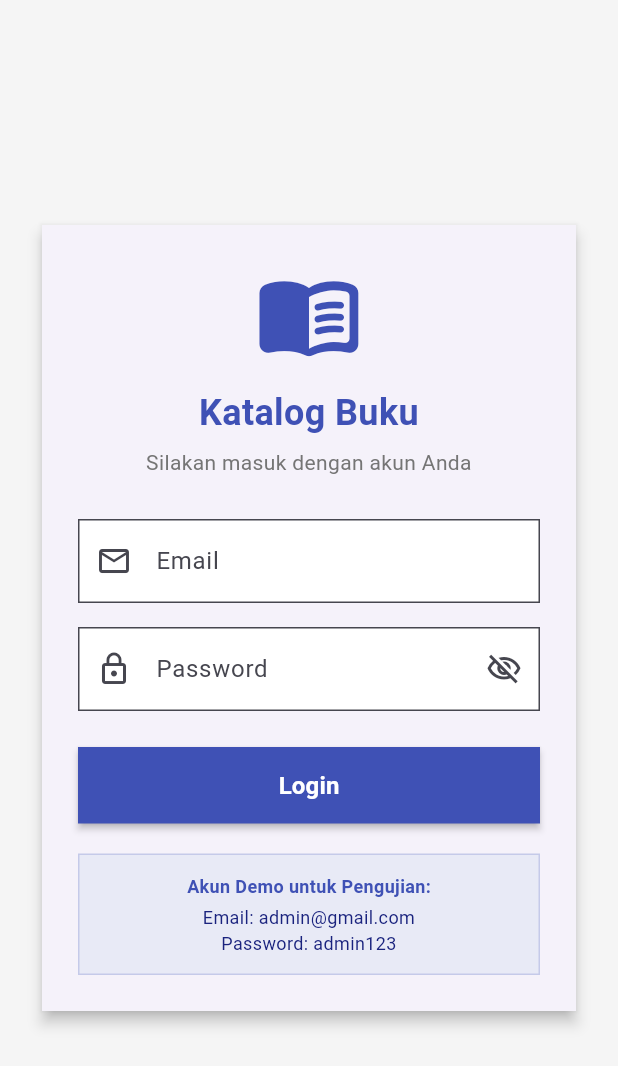
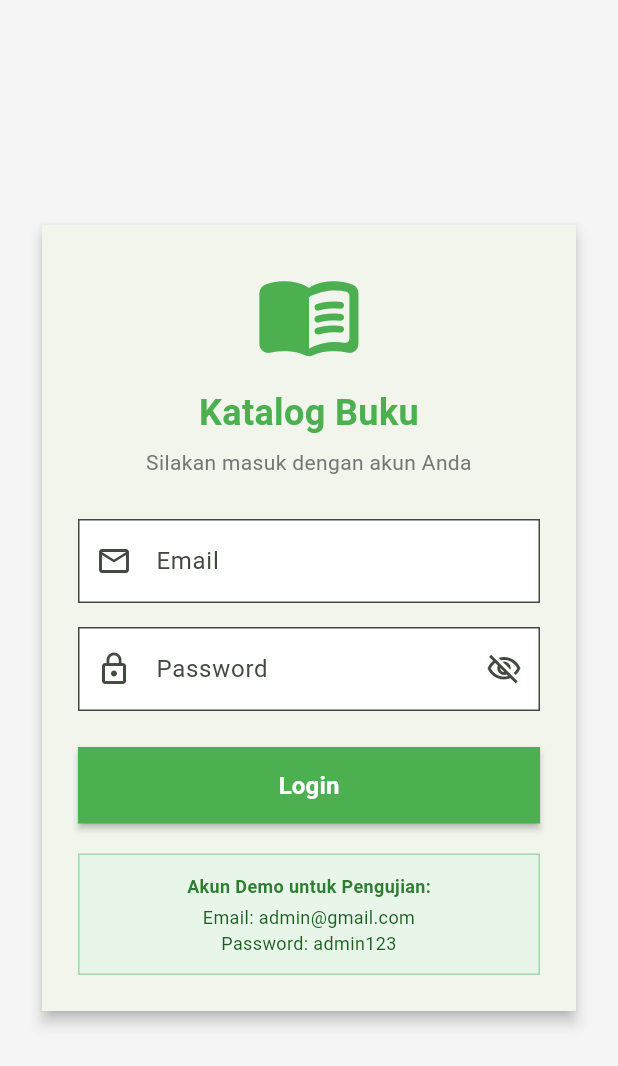
Before and after one commit to supremeinori/Latihan_Kuis_124240118, a Flutter app: the screen it shows after launch, on a phone screen of 412 x 824 dp. Shown: the top 1066 px of the screen. Run offline on Flutter 3.47's test engine with Material 3 defaults, Android fonts, the light colour scheme and no system bars.

Commit message:
ubah warna UI jadi hijau

```diff
--- a/lib/main.dart
+++ b/lib/main.dart
@@ -15,8 +15,8 @@ class MyApp extends StatelessWidget {
       debugShowCheckedModeBanner: false,
       theme: ThemeData(
         colorScheme: ColorScheme.fromSeed(
-          seedColor: Colors.indigo,
-          primary: Colors.indigo,
+          seedColor: Colors.green,
+          primary: Colors.green,
         ),
         useMaterial3: true,
         appBarTheme: const AppBarTheme(
--- a/lib/pages/library_page.dart
+++ b/lib/pages/library_page.dart
@@ -51,7 +51,7 @@ class LibraryPage extends StatelessWidget {
           'Daftar Buku',
           style: TextStyle(fontWeight: FontWeight.bold),
         ),
-        backgroundColor: Colors.indigo,
+        backgroundColor: Colors.green,
         foregroundColor: Colors.white,
         actions: [
           IconButton(
@@ -200,7 +200,7 @@ class LibraryPage extends StatelessWidget {
                                         vertical: 2,
                                       ),
                                       decoration: BoxDecoration(
-                                        color: Colors.indigo.shade50,
+                                        color: Colors.green.shade50,
                                         borderRadius: BorderRadius.zero,
                                       ),
                                       child: Text(
@@ -208,7 +208,7 @@ class LibraryPage extends StatelessWidget {
                                         style: TextStyle(
                                           fontSize: 11,
                                           fontWeight: FontWeight.w600,
-                                          color: Colors.indigo.shade700,
+                                          color: Colors.green.shade800,
                                         ),
                                       ),
                                     ),
--- a/lib/pages/login_page.dart
+++ b/lib/pages/login_page.dart
@@ -92,7 +92,7 @@ class _LoginPageState extends State<LoginPage> {
                       const Icon(
                         Icons.menu_book_rounded,
                         size: 72,
-                        color: Colors.indigo,
+                        color: Colors.green,
                       ),
                       const SizedBox(height: 12),
                       const Text(
@@ -101,7 +101,7 @@ class _LoginPageState extends State<LoginPage> {
                         style: TextStyle(
                           fontSize: 24,
                           fontWeight: FontWeight.bold,
-                          color: Colors.indigo,
+                          color: Colors.green,
                         ),
                       ),
                       const SizedBox(height: 6),
@@ -177,7 +177,7 @@ class _LoginPageState extends State<LoginPage> {
                       ElevatedButton(
                         onPressed: _login,
                         style: ElevatedButton.styleFrom(
-                          backgroundColor: Colors.indigo,
+                          backgroundColor: Colors.green,
                           foregroundColor: Colors.white,
                           padding: const EdgeInsets.symmetric(vertical: 14),
                           shape: const RoundedRectangleBorder(
@@ -199,18 +199,18 @@ class _LoginPageState extends State<LoginPage> {
                       Container(
                         padding: const EdgeInsets.all(12),
                         decoration: BoxDecoration(
-                          color: Colors.indigo.shade50,
+                          color: Colors.green.shade50,
                           borderRadius: BorderRadius.zero,
-                          border: Border.all(color: Colors.indigo.shade100),
+                          border: Border.all(color: Colors.green.shade200),
                         ),
                         child: Column(
                           children: [
-                            const Text(
+                            Text(
                               'Akun Demo untuk Pengujian:',
                               style: TextStyle(
                                 fontSize: 12,
                                 fontWeight: FontWeight.bold,
-                                color: Colors.indigo,
+                                color: Colors.green.shade800,
                               ),
                             ),
                             const SizedBox(height: 4),
@@ -219,7 +219,7 @@ class _LoginPageState extends State<LoginPage> {
                               textAlign: TextAlign.center,
                               style: TextStyle(
                                 fontSize: 12,
-                                color: Colors.indigo.shade900,
+                                color: Colors.green.shade900,
                               ),
                             ),
                           ],
```
Also changed, not shown: lib/pages/book_detail_page.dart (+7 -7 lines).
